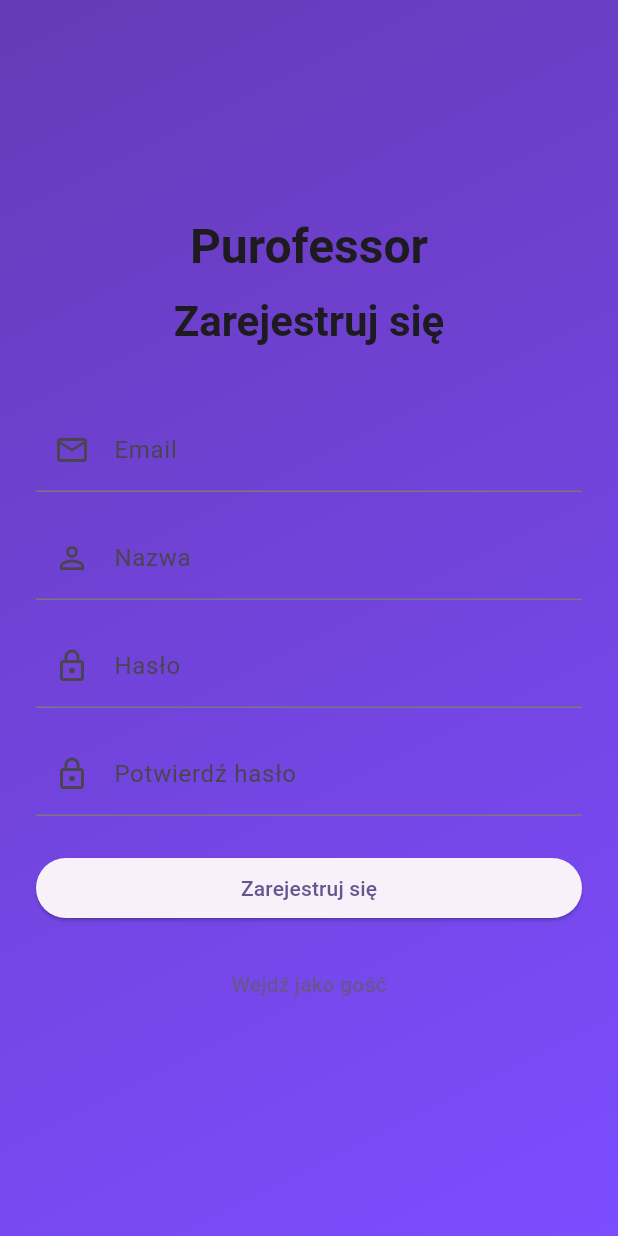
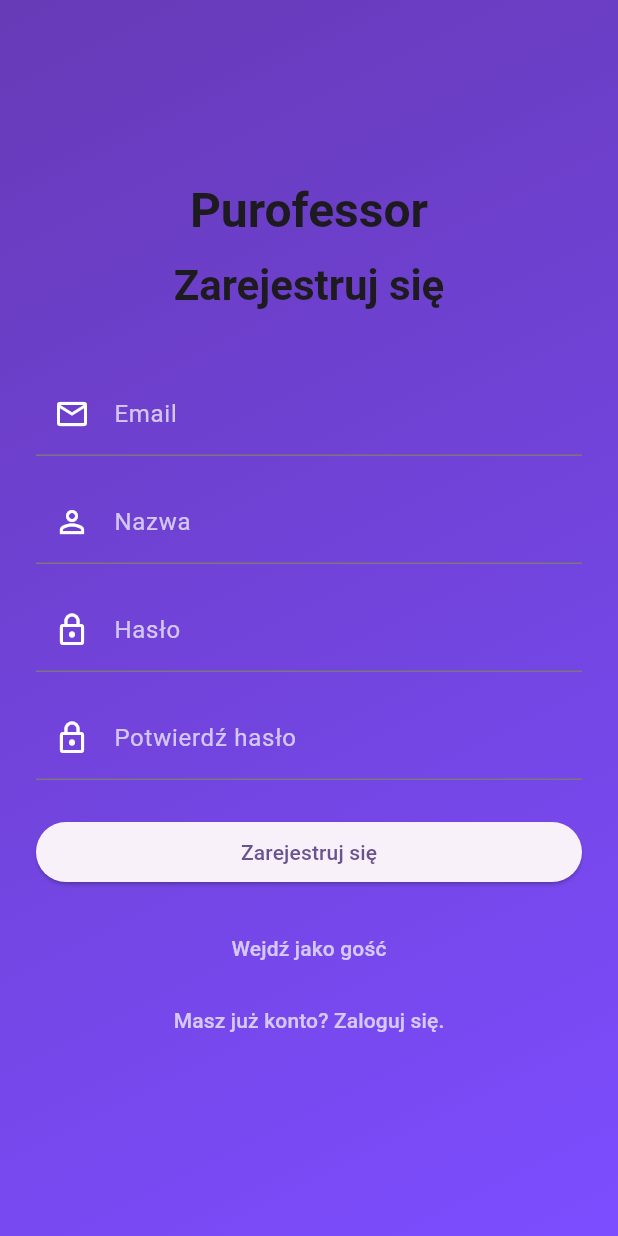
Before and after one commit to MRR-Team/PurofessorMobile, a Flutter app: the RegisterPage screen opened by its route, on a phone screen of 412 x 824 dp. Run offline on Flutter 3.47's test engine with Material 3 defaults, Android fonts, the phone set to English and light mode, and no system bars; our stand-ins replace flutter_dotenv, shared_preferences; accounts and stored records are empty.

Commit message:
Refactor: Implement Clean Architecture for Auth Feature
This commit refactors the authentication feature to follow Clean Architecture principles.

**Changes:**

- **Data Layer:**
    - Created `AuthDataSource` to handle API requests for authentication.
    - Implemented `AuthRepositoryImpl` to provide data to the domain layer.
- **Domain Layer:**
    - Defined `AuthRepository` interface.
    - Created `LoginUseCase` to encapsulate the login business logic.
- **Presentation Layer:**
    - Updated `AuthController` to use `LoginUseCase`.
    - Updated `RegisterForm` to use white70 for label text color and added a "Already have an account? Log in" button.
- **Dependency Injection:**
    - Updated `app_setup.dart` to provide the new dependencies.

This refactor improves code organization, testability, and maintainability.

```diff
--- /dev/null
+++ b/lib/src/features/auth/domain/repositories/auth_repository.dart
@@ -0,0 +1,3 @@
+abstract class AuthRepository {
+  Future<void> login(String email, String password);
+}
--- /dev/null
+++ b/lib/src/features/auth/domain/usecases/login_usecase.dart
@@ -0,0 +1,11 @@
+import 'package:purofessor_mobile/src/features/auth/domain/repositories/auth_repository.dart';
+
+class LoginUseCase {
+  final AuthRepository repository;
+
+  LoginUseCase(this.repository);
+
+  Future<void> call(String email, String password) {
+    return repository.login(email, password);
+  }
+}
--- a/lib/src/features/auth/presentation/controllers/auth_controller.dart
+++ b/lib/src/features/auth/presentation/controllers/auth_controller.dart
@@ -1,45 +1,28 @@
-import 'dart:convert';
-
-import 'package:purofessor_mobile/src/core/data/network/http_client.dart';
-import 'package:purofessor_mobile/src/core/exceptions/http_exception.dart';
 import 'package:flutter/material.dart';
 import 'package:purofessor_mobile/src/core/routes/app_routes.dart';
-import 'package:shared_preferences/shared_preferences.dart';
+import 'package:purofessor_mobile/src/core/exceptions/http_exception.dart';
+import 'package:purofessor_mobile/src/features/auth/domain/usecases/login_usecase.dart';
 
 class AuthController extends ChangeNotifier {
-  final HttpClient httpClient;
+  final LoginUseCase loginUseCase;
 
-  AuthController({required this.httpClient});
+  AuthController({required this.loginUseCase});
 
   bool _isLoading = false;
   bool get isLoading => _isLoading;
 
-  Future<void> login(
-    BuildContext context,
-    String email,
-    String password,
-  ) async {
+  Future<void> login(BuildContext context, String email, String password) async {
     _isLoading = true;
     notifyListeners();
 
     try {
-      final response = await httpClient.post(
-        '/api/login',
-        body: {'email': email, 'password': password},
-      );
-
-      final token = response['token'];
-      final user = response['user'];
-
-      final prefs = await SharedPreferences.getInstance();
-      await prefs.setString('token', token);
-      await prefs.setString('user', jsonEncode(user));
+      await loginUseCase(email, password);
 
       if (context.mounted) {
         Navigator.pushReplacementNamed(context, AppRoutes.home);
-        ScaffoldMessenger.of(
-          context,
-        ).showSnackBar(const SnackBar(content: Text('Zalogowano pomyślnie')));
+        ScaffoldMessenger.of(context).showSnackBar(
+          const SnackBar(content: Text('Zalogowano pomyślnie')),
+        );
       }
     } on HttpException catch (e) {
       _showError(context, e.message);
--- a/lib/src/features/auth/presentation/widgets/register_form.dart
+++ b/lib/src/features/auth/presentation/widgets/register_form.dart
@@ -1,5 +1,6 @@
 import 'package:flutter/material.dart';
 import 'package:provider/provider.dart';
+import 'package:purofessor_mobile/src/core/routes/app_routes.dart';
 import 'package:purofessor_mobile/src/shared/presentation/widgets/button.dart';
 import 'package:purofessor_mobile/src/features/auth/presentation/controllers/auth_controller.dart';
 
@@ -33,7 +34,8 @@ class RegisterForm extends StatelessWidget {
             keyboardType: TextInputType.emailAddress,
             decoration: const InputDecoration(
               labelText: 'Email',
-              prefixIcon: Icon(Icons.email_outlined),
+              labelStyle: TextStyle(color: Colors.white70),
+              prefixIcon: Icon(Icons.email_outlined, color: Colors.white),
             ),
             validator: (value) {
               if (value == null || value.isEmpty) {
@@ -47,7 +49,8 @@ class RegisterForm extends StatelessWidget {
             controller: nameController,
             decoration: const InputDecoration(
               labelText: 'Nazwa',
-              prefixIcon: Icon(Icons.person_outline),
+              labelStyle: TextStyle(color: Colors.white70),
+              prefixIcon: Icon(Icons.person_outline, color: Colors.white),
             ),
             validator: (value) {
               if (value == null || value.isEmpty) {
@@ -62,7 +65,8 @@ class RegisterForm extends StatelessWidget {
             obscureText: true,
             decoration: const InputDecoration(
               labelText: 'Hasło',
-              prefixIcon: Icon(Icons.lock_outline),
+              labelStyle: TextStyle(color: Colors.white70),
+              prefixIcon: Icon(Icons.lock_outline, color: Colors.white),
             ),
             validator: (value) {
               if (value == null || value.isEmpty) {
@@ -77,7 +81,8 @@ class RegisterForm extends StatelessWidget {
             obscureText: true,
             decoration: const InputDecoration(
               labelText: 'Potwierdź hasło',
-              prefixIcon: Icon(Icons.lock_outline),
+              labelStyle: TextStyle(color: Colors.white70),
+              prefixIcon: Icon(Icons.lock_outline, color: Colors.white),
             ),
             validator: (value) {
               if (value == null || value.isEmpty) {
@@ -96,15 +101,15 @@ class RegisterForm extends StatelessWidget {
             isLoading: authController.isLoading,
             fullWidth: true,
             onPressed: () {
-              // if (formKey.currentState!.validate()) {
-              //   authController.register(
-              //     context,
-              //     emailController.text,
-              //     nameController.text,
-              //     passwordController.text,
-              //     confirmPasswordController.text,
-              //   );
-              //}
+              //  if (formKey.currentState!.validate()) {
+              //    authController.register(
+              //      context,
+              //      emailController.text,
+              //      nameController.text,
+              //      passwordController.text,
+              //      confirmPasswordController.text,
+              //    );
+              // }
             },
           ),
 
@@ -114,7 +119,19 @@ class RegisterForm extends StatelessWidget {
             onPressed: () {
               Navigator.pushNamed(context, '/guest');
             },
-            child: const Text('Wejdź jako gość'),
+            child: const Text(
+              'Wejdź jako gość',
+              style: TextStyle(color: Colors.white70),
+            ),
+          ),
+          TextButton(
+            onPressed: () {
+              Navigator.pushNamed(context, AppRoutes.login);
+            },
+            child: const Text(
+              'Masz już konto? Zaloguj się.',
+              style: TextStyle(color: Colors.white70),
+            ),
           ),
         ],
       ),
```
Also changed, not shown: lib/src/core/app_setup.dart (+8 -1 lines), lib/src/features/auth/data/data_sources/auth_data_source.dart (added, +23 -0 lines), lib/src/features/auth/data/repositories/auth_repository_impl.dart (added, +13 -0 lines).
